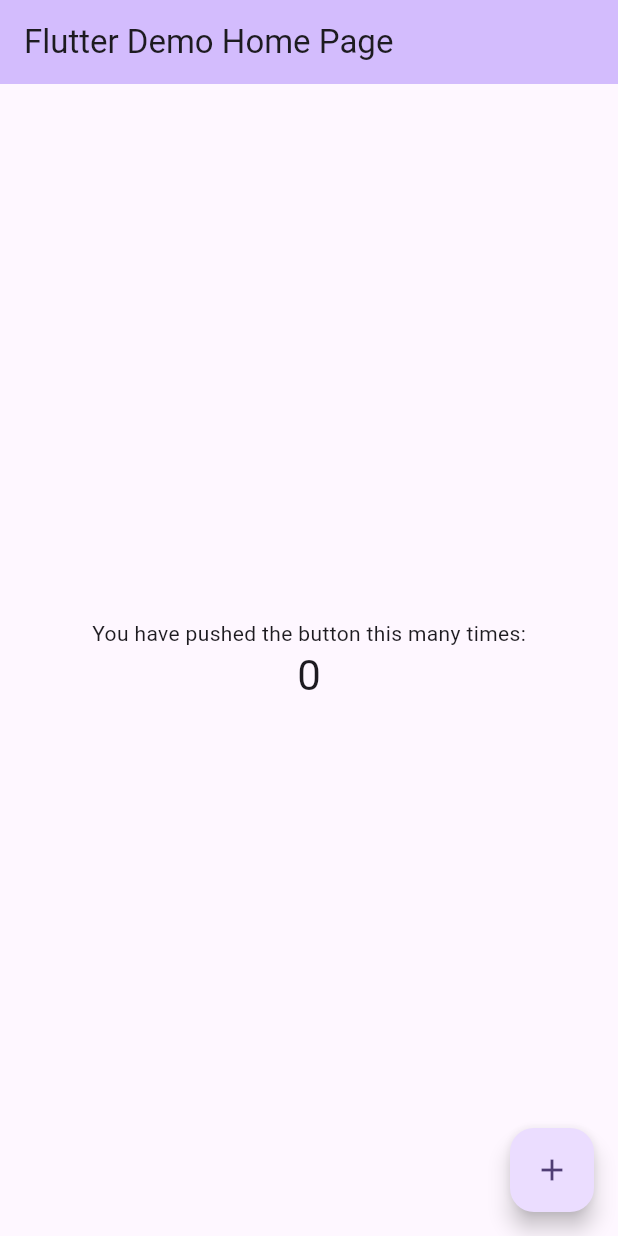
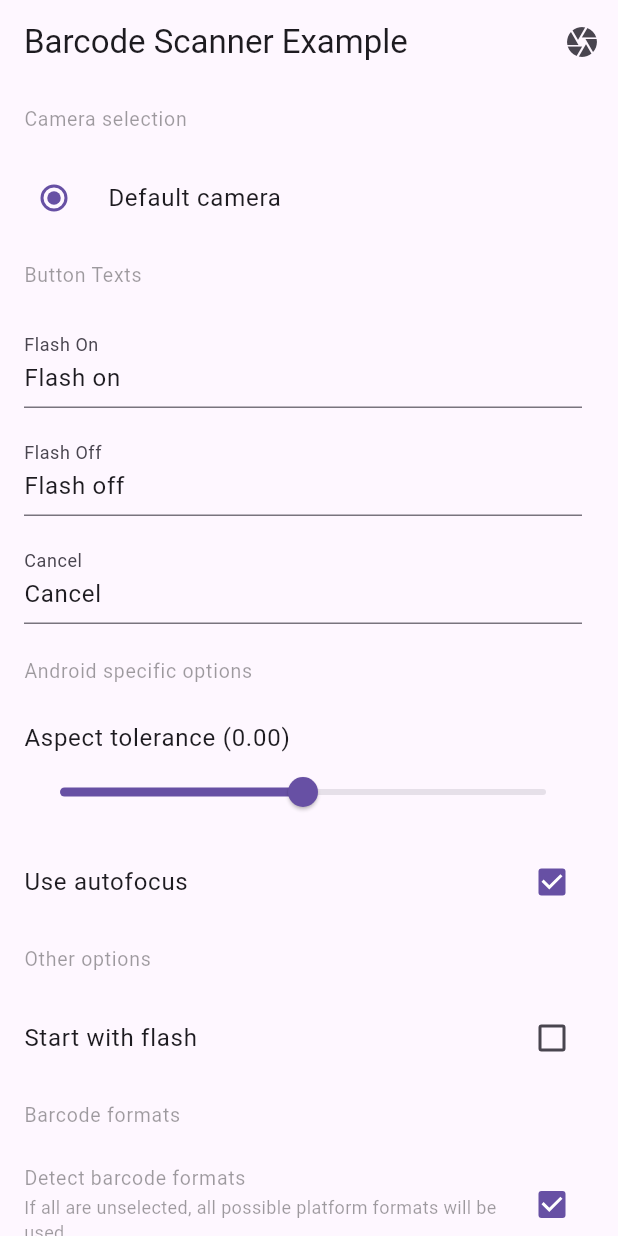
Before and after one commit to juankp3/flutter_barcode, a Flutter app: the screen it shows after launch, on a phone screen of 412 x 824 dp. Run offline on Flutter 3.47's test engine with Material 3 defaults, Android fonts, the phone set to English and light mode, and no system bars; missing offline and left inert: barcode_scan2.

Commit message:
Cambia de codigo

```diff
--- a/lib/main.dart
+++ b/lib/main.dart
@@ -1,125 +1,260 @@
+import 'dart:async';
+import 'dart:io' show Platform;
+
+import 'package:barcode_scan2/barcode_scan2.dart';
 import 'package:flutter/material.dart';
+import 'package:flutter/services.dart';
 
-void main() {
-  runApp(const MyApp());
+void main() => runApp(const App());
+
+class App extends StatefulWidget {
+  const App({Key? key}) : super(key: key);
+  @override
+  State<App> createState() => _AppState();
 }
 
-class MyApp extends StatelessWidget {
-  const MyApp({super.key});
+class _AppState extends State<App> {
+  ScanResult? scanResult;
 
-  // This widget is the root of your application.
-  @override
-  Widget build(BuildContext context) {
-    return MaterialApp(
-      title: 'Flutter Demo',
-      theme: ThemeData(
-        // This is the theme of your application.
-        //
-        // TRY THIS: Try running your application with "flutter run". You'll see
-        // the application has a purple toolbar. Then, without quitting the app,
-        // try changing the seedColor in the colorScheme below to Colors.green
-        // and then invoke "hot reload" (save your changes or press the "hot
-        // reload" button in a Flutter-supported IDE, or press "r" if you used
-        // the command line to start the app).
-        //
-        // Notice that the counter didn't reset back to zero; the application
-        // state is not lost during the reload. To reset the state, use hot
-        // restart instead.
-        //
-        // This works for code too, not just values: Most code changes can be
-        // tested with just a hot reload.
-        colorScheme: ColorScheme.fromSeed(seedColor: Colors.deepPurple),
-        useMaterial3: true,
-      ),
-      home: const MyHomePage(title: 'Flutter Demo Home Page'),
-    );
-  }
-}
+  final _flashOnController = TextEditingController(text: 'Flash on');
+  final _flashOffController = TextEditingController(text: 'Flash off');
+  final _cancelController = TextEditingController(text: 'Cancel');
 
-class MyHomePage extends StatefulWidget {
-  const MyHomePage({super.key, required this.title});
+  var _aspectTolerance = 0.00;
+  var _numberOfCameras = 0;
+  var _selectedCamera = -1;
+  var _useAutoFocus = true;
+  var _autoEnableFlash = false;
 
-  // This widget is the home page of your application. It is stateful, meaning
-  // that it has a State object (defined below) that contains fields that affect
-  // how it looks.
+  static final _possibleFormats = BarcodeFormat.values.toList()
+    ..removeWhere((e) => e == BarcodeFormat.unknown);
 
-  // This class is the configuration for the state. It holds the values (in this
-  // case the title) provided by the parent (in this case the App widget) and
-  // used by the build method of the State. Fields in a Widget subclass are
-  // always marked "final".
-
-  final String title;
+  List<BarcodeFormat> selectedFormats = [..._possibleFormats];
 
   @override
-  State<MyHomePage> createState() => _MyHomePageState();
-}
+  void initState() {
+    super.initState();
 
-class _MyHomePageState extends State<MyHomePage> {
-  int _counter = 0;
-
-  void _incrementCounter() {
-    setState(() {
-      // This call to setState tells the Flutter framework that something has
-      // changed in this State, which causes it to rerun the build method below
-      // so that the display can reflect the updated values. If we changed
-      // _counter without calling setState(), then the build method would not be
-      // called again, and so nothing would appear to happen.
-      _counter++;
+    Future.delayed(Duration.zero, () async {
+      _numberOfCameras = await BarcodeScanner.numberOfCameras;
+      setState(() {});
     });
   }
 
   @override
   Widget build(BuildContext context) {
-    // This method is rerun every time setState is called, for instance as done
-    // by the _incrementCounter method above.
-    //
-    // The Flutter framework has been optimized to make rerunning build methods
-    // fast, so that you can just rebuild anything that needs updating rather
-    // than having to individually change instances of widgets.
-    return Scaffold(
-      appBar: AppBar(
-        // TRY THIS: Try changing the color here to a specific color (to
-        // Colors.amber, perhaps?) and trigger a hot reload to see the AppBar
-        // change color while the other colors stay the same.
-        backgroundColor: Theme.of(context).colorScheme.inversePrimary,
-        // Here we take the value from the MyHomePage object that was created by
-        // the App.build method, and use it to set our appbar title.
-        title: Text(widget.title),
-      ),
-      body: Center(
-        // Center is a layout widget. It takes a single child and positions it
-        // in the middle of the parent.
-        child: Column(
-          // Column is also a layout widget. It takes a list of children and
-          // arranges them vertically. By default, it sizes itself to fit its
-          // children horizontally, and tries to be as tall as its parent.
-          //
-          // Column has various properties to control how it sizes itself and
-          // how it positions its children. Here we use mainAxisAlignment to
-          // center the children vertically; the main axis here is the vertical
-          // axis because Columns are vertical (the cross axis would be
-          // horizontal).
-          //
-          // TRY THIS: Invoke "debug painting" (choose the "Toggle Debug Paint"
-          // action in the IDE, or press "p" in the console), to see the
-          // wireframe for each widget.
-          mainAxisAlignment: MainAxisAlignment.center,
+    final scanResult = this.scanResult;
+    return MaterialApp(
+      home: Scaffold(
+        appBar: AppBar(
+          title: const Text('Barcode Scanner Example'),
+          actions: [
+            IconButton(
+              icon: const Icon(Icons.camera),
+              tooltip: 'Scan',
+              onPressed: _scan,
+            )
+          ],
+        ),
+        body: ListView(
+          shrinkWrap: true,
           children: <Widget>[
-            const Text(
-              'You have pushed the button this many times:',
+            if (scanResult != null)
+              Card(
+                child: Column(
+                  children: <Widget>[
+                    ListTile(
+                      title: const Text('Result Type'),
+                      subtitle: Text(scanResult.type.toString()),
+                    ),
+                    ListTile(
+                      title: const Text('Raw Content'),
+                      subtitle: Text(scanResult.rawContent),
+                    ),
+                    ListTile(
+                      title: const Text('Format'),
+                      subtitle: Text(scanResult.format.toString()),
+                    ),
+                    ListTile(
+                      title: const Text('Format note'),
+                      subtitle: Text(scanResult.formatNote),
+                    ),
+                  ],
+                ),
+              ),
+            const ListTile(
+              title: Text('Camera selection'),
+              dense: true,
+              enabled: false,
             ),
-            Text(
-              '$_counter',
-              style: Theme.of(context).textTheme.headlineMedium,
+            RadioListTile(
+              onChanged: (v) => setState(() => _selectedCamera = -1),
+              value: -1,
+              title: const Text('Default camera'),
+              groupValue: _selectedCamera,
+            ),
+            ...List.generate(
+              _numberOfCameras,
+              (i) => RadioListTile(
+                onChanged: (v) => setState(() => _selectedCamera = i),
+                value: i,
+                title: Text('Camera ${i + 1}'),
+                groupValue: _selectedCamera,
+              ),
+            ),
+            const ListTile(
+              title: Text('Button Texts'),
+              dense: true,
+              enabled: false,
+            ),
+            ListTile(
+              title: TextField(
+                decoration: const InputDecoration(
+                  floatingLabelBehavior: FloatingLabelBehavior.always,
+                  labelText: 'Flash On',
+                ),
+                controller: _flashOnController,
+              ),
+            ),
+            ListTile(
+              title: TextField(
+                decoration: const InputDecoration(
+                  floatingLabelBehavior: FloatingLabelBehavior.always,
+                  labelText: 'Flash Off',
+                ),
+                controller: _flashOffController,
+              ),
+            ),
+            ListTile(
+              title: TextField(
+                decoration: const InputDecoration(
+                  floatingLabelBehavior: FloatingLabelBehavior.always,
+                  labelText: 'Cancel',
+                ),
+                controller: _cancelController,
+              ),
+            ),
+            if (Platform.isAndroid) ...[
+              const ListTile(
+                title: Text('Android specific options'),
+                dense: true,
+                enabled: false,
+              ),
+              ListTile(
+                title: Text(
+                  'Aspect tolerance (${_aspectTolerance.toStringAsFixed(2)})',
+                ),
+                subtitle: Slider(
+                  min: -1,
+                  value: _aspectTolerance,
+                  onChanged: (value) {
+                    setState(() {
+                      _aspectTolerance = value;
+                    });
+                  },
+                ),
+              ),
+              CheckboxListTile(
+                title: const Text('Use autofocus'),
+                value: _useAutoFocus,
+                onChanged: (checked) {
+                  setState(() {
+                    _useAutoFocus = checked!;
+                  });
+                },
+              ),
+            ],
+            const ListTile(
+              title: Text('Other options'),
+              dense: true,
+              enabled: false,
+            ),
+            CheckboxListTile(
+              title: const Text('Start with flash'),
+              value: _autoEnableFlash,
+              onChanged: (checked) {
+                setState(() {
+                  _autoEnableFlash = checked!;
+                });
+              },
+            ),
+            const ListTile(
+              title: Text('Barcode formats'),
+              dense: true,
+              enabled: false,
+            ),
+            ListTile(
+              trailing: Checkbox(
+                tristate: true,
+                materialTapTargetSize: MaterialTapTargetSize.shrinkWrap,
+                value: selectedFormats.length == _possibleFormats.length
+                    ? true
+                    : selectedFormats.isEmpty
+                        ? false
+                        : null,
+                onChanged: (checked) {
+                  setState(() {
+                    selectedFormats = [
+                      if (checked ?? false) ..._possibleFormats,
+                    ];
+                  });
+                },
+              ),
+              dense: true,
+              enabled: false,
+              title: const Text('Detect barcode formats'),
+              subtitle: const Text(
+                'If all are unselected, all possible '
+                'platform formats will be used',
+              ),
+            ),
+            ..._possibleFormats.map(
+              (format) => CheckboxListTile(
+                value: selectedFormats.contains(format),
+                onChanged: (i) {
+                  setState(
+                    () => selectedFormats.contains(format)
+                        ? selectedFormats.remove(format)
+                        : selectedFormats.add(format),
+                  );
+                },
+                title: Text(format.toString()),
+              ),
             ),
           ],
         ),
       ),
-      floatingActionButton: FloatingActionButton(
-        onPressed: _incrementCounter,
-        tooltip: 'Increment',
-        child: const Icon(Icons.add),
-      ), // This trailing comma makes auto-formatting nicer for build methods.
     );
   }
+
+  Future<void> _scan() async {
+    try {
+      final result = await BarcodeScanner.scan(
+        options: ScanOptions(
+          strings: {
+            'cancel': _cancelController.text,
+            'flash_on': _flashOnController.text,
+            'flash_off': _flashOffController.text,
+          },
+          restrictFormat: selectedFormats,
+          useCamera: _selectedCamera,
+          autoEnableFlash: _autoEnableFlash,
+          android: AndroidOptions(
+            aspectTolerance: _aspectTolerance,
+            useAutoFocus: _useAutoFocus,
+          ),
+        ),
+      );
+      setState(() => scanResult = result);
+    } on PlatformException catch (e) {
+      setState(() {
+        scanResult = ScanResult(
+          type: ResultType.Error,
+          rawContent: e.code == BarcodeScanner.cameraAccessDenied
+              ? 'The user did not grant the camera permission!'
+              : 'Unknown error: $e',
+        );
+      });
+    }
+  }
 }
```
Also changed, not shown: 3 other files.
